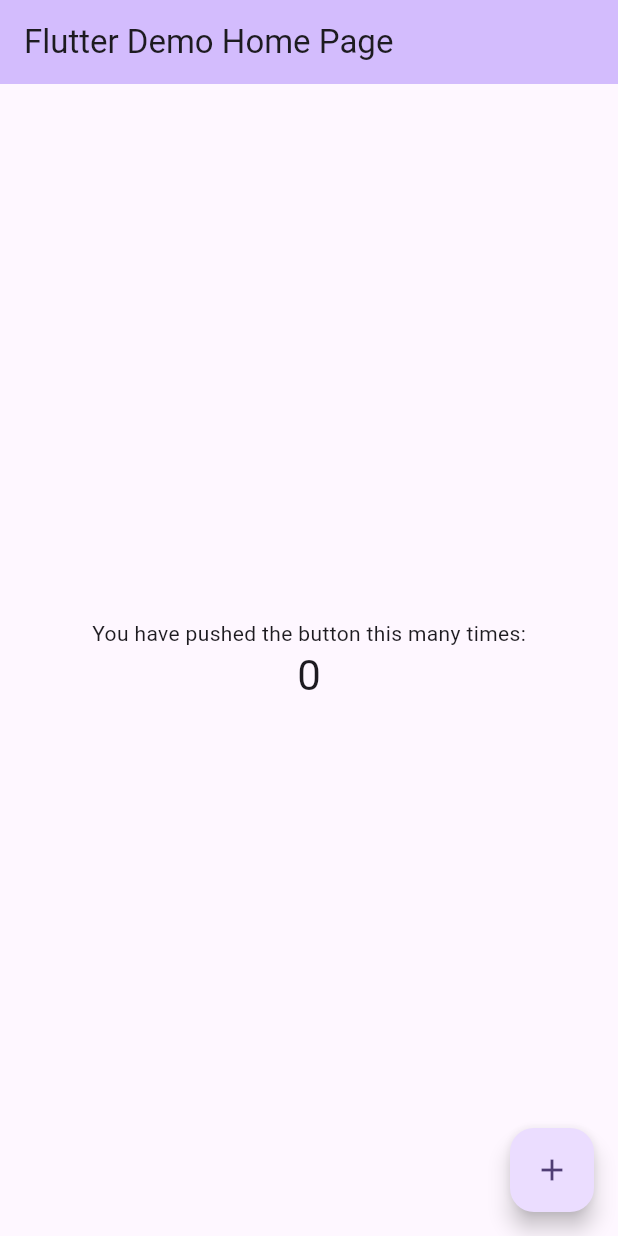
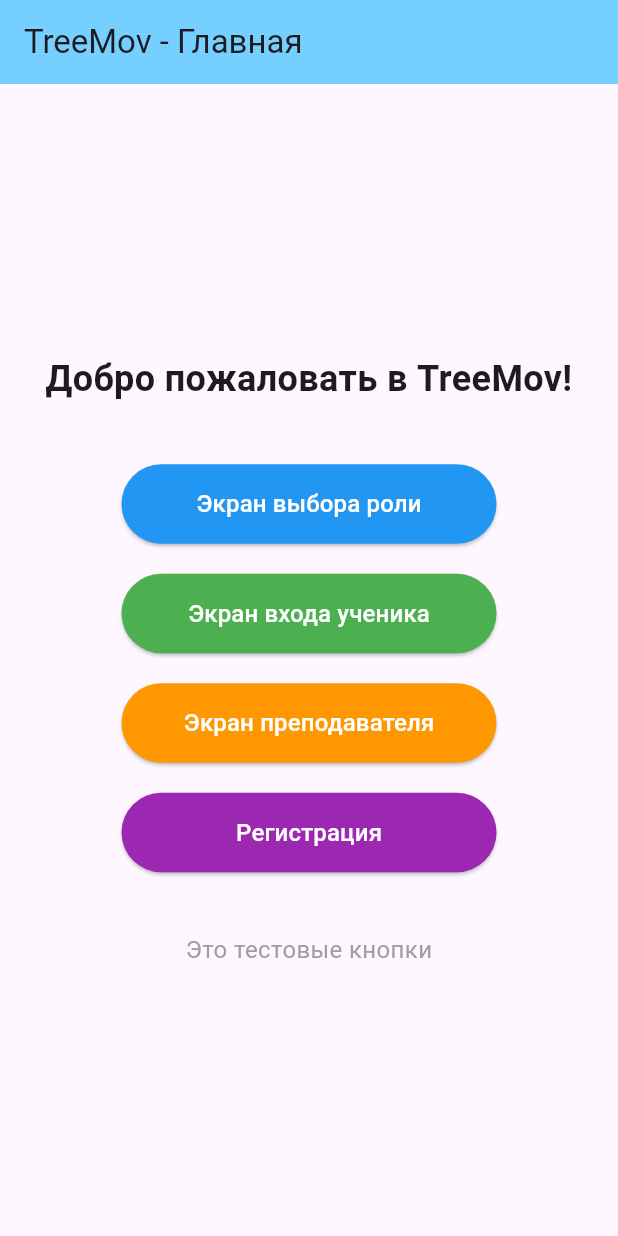
Before and after one commit to Zumazoy/TreeMov, a Flutter app: the screen it shows after launch, on a phone screen of 412 x 824 dp. Run offline on Flutter 3.47's test engine with Material 3 defaults, Android fonts, the light colour scheme and no system bars.

Commit message:
Теперь экраны точно рабочие

```diff
--- a/lib/main.dart
+++ b/lib/main.dart
@@ -1,5 +1,6 @@
 import 'package:flutter/material.dart';
-import 'package:treemov/Ui/entrance_screen.dart';
+import 'ui/entrance_screen.dart';
+import 'ui/entrance_kid.dart';
 
 void main() {
   runApp(const MyApp());
@@ -8,116 +9,133 @@ void main() {
 class MyApp extends StatelessWidget {
   const MyApp({super.key});
 
-  // This widget is the root of your application.
   @override
   Widget build(BuildContext context) {
     return MaterialApp(
-      title: 'Flutter Demo',
+      title: 'TreeMov App',
       theme: ThemeData(
-        // This is the theme of your application.
-        //
-        // TRY THIS: Try running your application with "flutter run". You'll see
-        // the application has a purple toolbar. Then, without quitting the app,
-        // try changing the seedColor in the colorScheme below to Colors.green
-        // and then invoke "hot reload" (save your changes or press the "hot
-        // reload" button in a Flutter-supported IDE, or press "r" if you used
-        // the command line to start the app).
-        //
-        // Notice that the counter didn't reset back to zero; the application
-        // state is not lost during the reload. To reset the state, use hot
-        // restart instead.
-        //
-        // This works for code too, not just values: Most code changes can be
-        // tested with just a hot reload.
-        colorScheme: ColorScheme.fromSeed(seedColor: Colors.deepPurple),
+        primarySwatch: Colors.blue,
       ),
-      home: const MyHomePage(title: 'Flutter Demo Home Page'),
+      home: const HomeScreen(),
+      routes: {
+        '/home': (context) => const HomeScreen(),
+        '/entrance': (context) => const EntranceScreen(),
+        '/entrance-kid': (context) => const EntranceKidScreen(),
+        '/entrance-teacher': (context) => const PlaceholderScreen(title: 'Экран преподавателя'),
+        '/register': (context) => const PlaceholderScreen(title: 'Регистрация'),
+      },
     );
   }
 }
 
-class MyHomePage extends StatefulWidget {
-  const MyHomePage({super.key, required this.title});
-
-  // This widget is the home page of your application. It is stateful, meaning
-  // that it has a State object (defined below) that contains fields that affect
-  // how it looks.
-
-  // This class is the configuration for the state. It holds the values (in this
-  // case the title) provided by the parent (in this case the App widget) and
-  // used by the build method of the State. Fields in a Widget subclass are
-  // always marked "final".
-
-  final String title;
-
-  @override
-  State<MyHomePage> createState() => _MyHomePageState();
-}
-
-class _MyHomePageState extends State<MyHomePage> {
-  int _counter = 0;
-
-  void _incrementCounter() {
-    setState(() {
-      // This call to setState tells the Flutter framework that something has
-      // changed in this State, which causes it to rerun the build method below
-      // so that the display can reflect the updated values. If we changed
-      // _counter without calling setState(), then the build method would not be
-      // called again, and so nothing would appear to happen.
-      _counter++;
-    });
-  }
+class HomeScreen extends StatelessWidget {
+  const HomeScreen({super.key});
 
   @override
   Widget build(BuildContext context) {
-    // This method is rerun every time setState is called, for instance as done
-    // by the _incrementCounter method above.
-    //
-    // The Flutter framework has been optimized to make rerunning build methods
-    // fast, so that you can just rebuild anything that needs updating rather
-    // than having to individually change instances of widgets.
     return Scaffold(
       appBar: AppBar(
-        // TRY THIS: Try changing the color here to a specific color (to
-        // Colors.amber, perhaps?) and trigger a hot reload to see the AppBar
-        // change color while the other colors stay the same.
-        backgroundColor: Theme.of(context).colorScheme.inversePrimary,
-        // Here we take the value from the MyHomePage object that was created by
-        // the App.build method, and use it to set our appbar title.
-        title: Text(widget.title),
+        title: const Text('TreeMov - Главная'),
+        backgroundColor: const Color(0xFF75D0FF),
       ),
       body: Center(
-        // Center is a layout widget. It takes a single child and positions it
-        // in the middle of the parent.
         child: Column(
-          // Column is also a layout widget. It takes a list of children and
-          // arranges them vertically. By default, it sizes itself to fit its
-          // children horizontally, and tries to be as tall as its parent.
-          //
-          // Column has various properties to control how it sizes itself and
-          // how it positions its children. Here we use mainAxisAlignment to
-          // center the children vertically; the main axis here is the vertical
-          // axis because Columns are vertical (the cross axis would be
-          // horizontal).
-          //
-          // TRY THIS: Invoke "debug painting" (choose the "Toggle Debug Paint"
-          // action in the IDE, or press "p" in the console), to see the
-          // wireframe for each widget.
           mainAxisAlignment: MainAxisAlignment.center,
-          children: <Widget>[
-            const Text('You have pushed the button this many times:'),
-            Text(
-              '$_counter',
-              style: Theme.of(context).textTheme.headlineMedium,
+          children: [
+            const Text(
+              'Добро пожаловать в TreeMov!',
+              style: TextStyle(fontSize: 24, fontWeight: FontWeight.bold),
+              textAlign: TextAlign.center,
+            ),
+            const SizedBox(height: 40),
+
+            _buildNavButton(context, 'Экран выбора роли', '/entrance', Colors.blue),
+            const SizedBox(height: 20),
+
+            _buildNavButton(context, 'Экран входа ученика', '/entrance-kid', Colors.green),
+            const SizedBox(height: 20),
+
+            _buildNavButton(context, 'Экран преподавателя', '/entrance-teacher', Colors.orange),
+            const SizedBox(height: 20),
+
+            _buildNavButton(context, 'Регистрация', '/register', Colors.purple),
+            const SizedBox(height: 40),
+
+            const Text(
+              'Это тестовые кнопки',
+              style: TextStyle(fontSize: 16, color: Colors.grey),
+              textAlign: TextAlign.center,
             ),
           ],
         ),
       ),
-      floatingActionButton: FloatingActionButton(
-        onPressed: _incrementCounter,
-        tooltip: 'Increment',
-        child: const Icon(Icons.add),
-      ), // This trailing comma makes auto-formatting nicer for build methods.
+    );
+  }
+
+  Widget _buildNavButton(BuildContext context, String text, String route, Color color) {
+    return SizedBox(
+      width: 250,
+      child: ElevatedButton(
+        onPressed: () {
+          Navigator.pushNamed(context, route);
+        },
+        style: ElevatedButton.styleFrom(
+          backgroundColor: color,
+          foregroundColor: Colors.white,
+          padding: const EdgeInsets.symmetric(vertical: 15),
+        ),
+        child: Text(
+          text,
+          style: const TextStyle(fontSize: 16),
+        ),
+      ),
     );
   }
 }
+
+class PlaceholderScreen extends StatelessWidget {
+  final String title;
+
+  const PlaceholderScreen({super.key, required this.title});
+
+  @override
+  Widget build(BuildContext context) {
+    return Scaffold(
+      appBar: AppBar(
+        title: Text(title),
+        backgroundColor: const Color(0xFF75D0FF),
+        leading: IconButton(
+          icon: const Icon(Icons.arrow_back),
+          onPressed: () {
+            Navigator.pop(context);
+          },
+        ),
+      ),
+      body: Center(
+        child: Column(
+          mainAxisAlignment: MainAxisAlignment.center,
+          children: [
+            Text(
+              title,
+              style: const TextStyle(fontSize: 24, fontWeight: FontWeight.bold),
+            ),
+            const SizedBox(height: 20),
+            const Text('В процессе'),
+            const SizedBox(height: 30),
+
+            ElevatedButton(
+              onPressed: () {
+                Navigator.pushNamedAndRemoveUntil(
+                  context,
+                  '/home',
+                  (route) => false
+                );
+              },
+              child: const Text('Вернуться на главную'),
+            ),
+          ],
+        ),
+      ),
+    );
+  }
+}
```
Also changed, not shown: lib/Ui/entrance_kid.Dart (+29 -2 lines), lib/Ui/entrance_screen.dart (+29 -2 lines).
